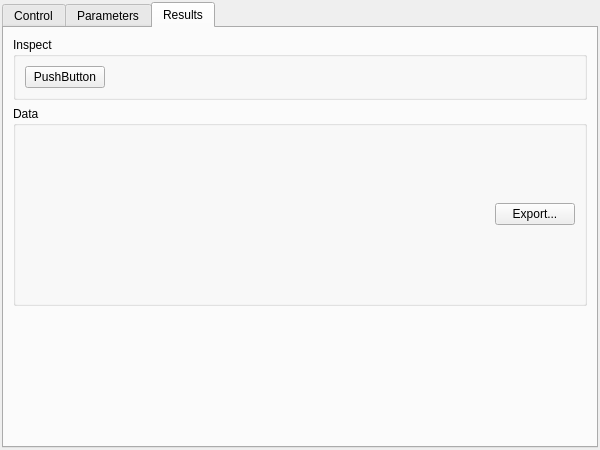
Before: the Qt Designer form designer/shared/advancedposition.ui in DTOcean/dtocean-app, drawn with Qt 5.
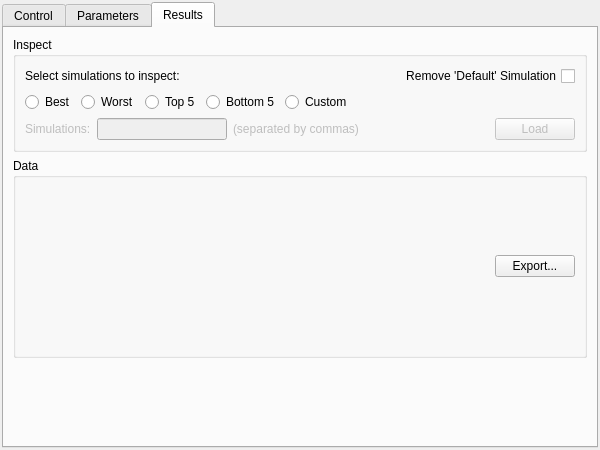
After: the same form once the commit is applied. The open tabs and pages were chosen to show the change.

Commit message: Add controls to Inspect section of results tab

What changed in the file:
```diff
--- a/designer/shared/advancedposition.ui
+++ b/designer/shared/advancedposition.ui
@@ -390,22 +390,143 @@
       <layout class="QVBoxLayout" name="verticalLayout_10">
        <item>
         <widget class="QGroupBox" name="inspectBox">
+         <property name="sizePolicy">
+          <sizepolicy hsizetype="Preferred" vsizetype="Preferred">
+           <horstretch>0</horstretch>
+           <verstretch>0</verstretch>
+          </sizepolicy>
+         </property>
          <property name="title">
           <string>Inspect</string>
          </property>
          <layout class="QVBoxLayout" name="verticalLayout_8">
+          <item>
+           <layout class="QHBoxLayout" name="horizontalLayout_10">
+            <item>
+             <widget class="QLabel" name="inspectLabel">
+              <property name="text">
+               <string>Select simulations to inspect:</string>
+              </property>
+             </widget>
+            </item>
+            <item>
+             <spacer name="horizontalSpacer_6">
+              <property name="orientation">
+               <enum>Qt::Horizontal</enum>
+              </property>
+              <property name="sizeHint" stdset="0">
+               <size>
+                <width>40</width>
+                <height>20</height>
+               </size>
+              </property>
+             </spacer>
+            </item>
+            <item>
+             <widget class="QCheckBox" name="removeDefaultBox">
+              <property name="layoutDirection">
+               <enum>Qt::RightToLeft</enum>
+              </property>
+              <property name="text">
+               <string>Remove 'Default' Simulation</string>
+              </property>
+             </widget>
+            </item>
+           </layout>
+          </item>
+          <item>
+           <layout class="QHBoxLayout" name="horizontalLayout_9">
+            <item>
+             <widget class="QRadioButton" name="bestSimButton">
+              <property name="text">
+               <string>Best</string>
+              </property>
+              <attribute name="buttonGroup">
+               <string notr="true">simButtonGroup</string>
+              </attribute>
+             </widget>
+            </item>
+            <item>
+             <widget class="QRadioButton" name="worstSimButton">
+              <property name="text">
+               <string>Worst</string>
+              </property>
+              <attribute name="buttonGroup">
+               <string notr="true">simButtonGroup</string>
+              </attribute>
+             </widget>
+            </item>
+            <item>
+             <widget class="QRadioButton" name="top5SimButton">
+              <property name="text">
+               <string>Top 5</string>
+              </property>
+              <attribute name="buttonGroup">
+               <string notr="true">simButtonGroup</string>
+              </attribute>
+             </widget>
+            </item>
+            <item>
+             <widget class="QRadioButton" name="bottom5SimButton">
+              <property name="text">
+               <string>Bottom 5</string>
+              </property>
+              <attribute name="buttonGroup">
+               <string notr="true">simButtonGroup</string>
+              </attribute>
+             </widget>
+            </item>
+            <item>
+             <widget class="QRadioButton" name="customSimButton">
+              <property name="text">
+               <string>Custom</string>
+              </property>
+              <attribute name="buttonGroup">
+               <string notr="true">simButtonGroup</string>
+              </attribute>
+             </widget>
+            </item>
+            <item>
+             <spacer name="horizontalSpacer_7">
+              <property name="orientation">
+               <enum>Qt::Horizontal</enum>
+              </property>
+              <property name="sizeHint" stdset="0">
+               <size>
+                <width>40</width>
+                <height>20</height>
+               </size>
+              </property>
+             </spacer>
+            </item>
+           </layout>
+          </item>
           <item>
            <layout class="QHBoxLayout" name="horizontalLayout_7">
             <item>
-             <widget class="QPushButton" name="pushButton">
-              <property name="sizePolicy">
-               <sizepolicy hsizetype="Fixed" vsizetype="Fixed">
-                <horstretch>0</horstretch>
-                <verstretch>0</verstretch>
-               </sizepolicy>
+             <widget class="QLabel" name="simsLabel">
+              <property name="enabled">
+               <bool>false</bool>
               </property>
               <property name="text">
-               <string>PushButton</string>
+               <string>Simulations:</string>
+              </property>
+             </widget>
+            </item>
+            <item>
+             <widget class="QLineEdit" name="lineEdit">
+              <property name="enabled">
+               <bool>false</bool>
+              </property>
+             </widget>
+            </item>
+            <item>
+             <widget class="QLabel" name="simHelpLabel">
+              <property name="enabled">
+               <bool>false</bool>
+              </property>
+              <property name="text">
+               <string>(separated by commas)</string>
               </property>
              </widget>
             </item>
@@ -422,6 +543,22 @@
               </property>
              </spacer>
             </item>
+            <item>
+             <widget class="QPushButton" name="simLoadButton">
+              <property name="enabled">
+               <bool>false</bool>
+              </property>
+              <property name="sizePolicy">
+               <sizepolicy hsizetype="Fixed" vsizetype="Fixed">
+                <horstretch>0</horstretch>
+                <verstretch>0</verstretch>
+               </sizepolicy>
+              </property>
+              <property name="text">
+               <string>Load</string>
+              </property>
+             </widget>
+            </item>
            </layout>
           </item>
          </layout>
```
Left out of the diff: 5 changed lines with no effect on the pictures.
